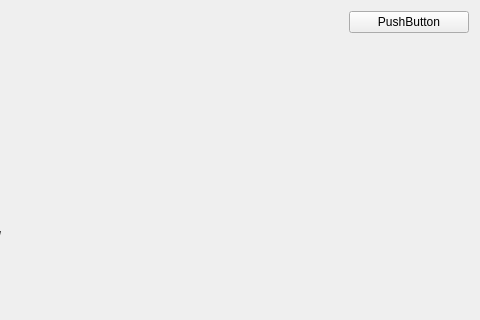
Qt form qtform.ui (yauyimsing/Qt_OpenCV) before a commit; both pictures show x 288 to 768 and y 0 to 320 of the 768 by 540 pixel window.
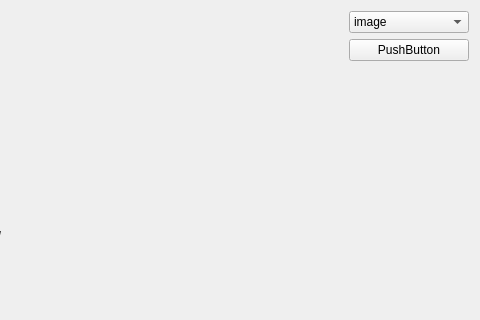
The same form after that commit.

What changed in the file:
```diff
--- a/qtform.ui
+++ b/qtform.ui
@@ -94,6 +94,20 @@
      </item>
      <item row="0" column="2">
       <layout class="QVBoxLayout" name="verticalLayout_right">
+       <item>
+        <widget class="QComboBox" name="comboBox">
+         <item>
+          <property name="text">
+           <string>image</string>
+          </property>
+         </item>
+         <item>
+          <property name="text">
+           <string>erade</string>
+          </property>
+         </item>
+        </widget>
+       </item>
        <item>
         <widget class="QPushButton" name="pushButton">
          <property name="text">
```
